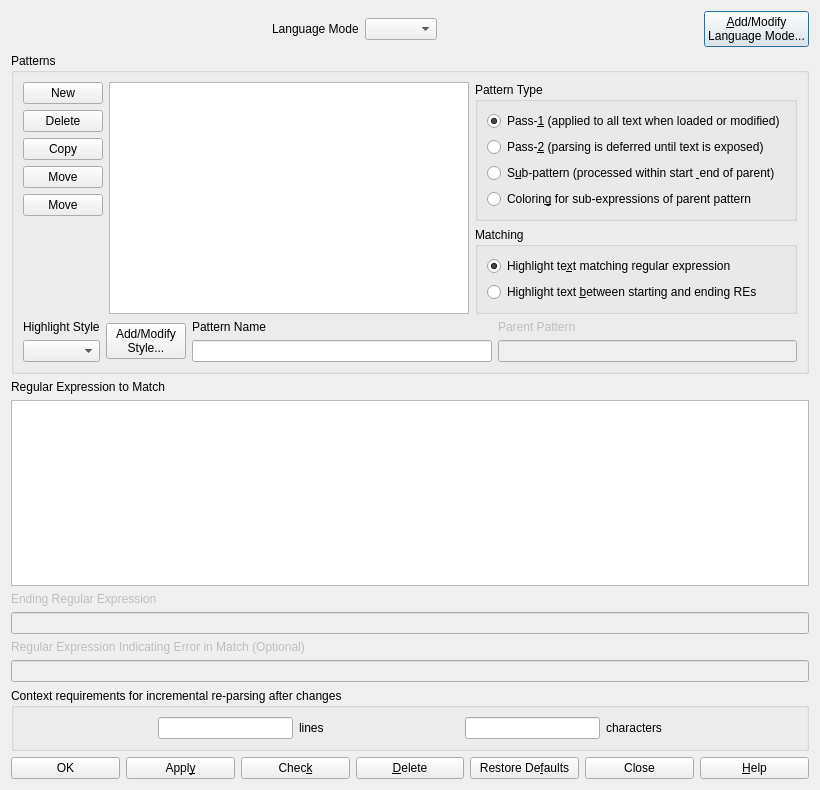
Above: source/ui/DialogSyntaxPatterns.ui from eteran/nedit-ng before the change. Below: the same form after it.
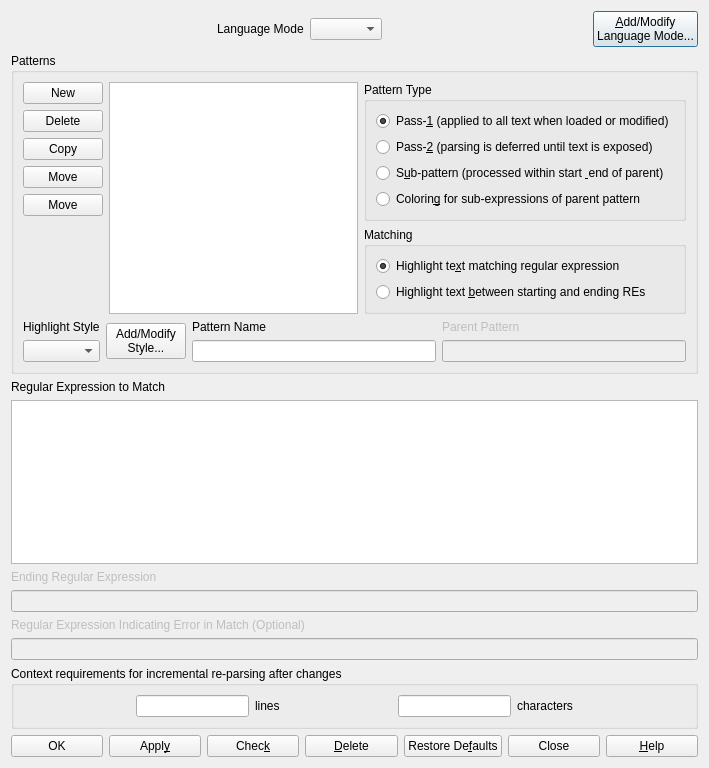
That is the form after the change. Icons and pictures are not drawn.

```diff
--- a/source/ui/DialogSyntaxPatterns.ui
+++ b/source/ui/DialogSyntaxPatterns.ui
@@ -6,8 +6,8 @@
    <rect>
     <x>0</x>
     <y>0</y>
-    <width>820</width>
-    <height>790</height>
+    <width>709</width>
+    <height>768</height>
    </rect>
   </property>
   <property name="windowTitle">
@@ -254,7 +254,11 @@
          <widget class="QComboBox" name="comboHighlightStyle"/>
         </item>
         <item row="1" column="2">
-         <widget class="QLineEdit" name="editPatternName"/>
+         <widget class="QLineEdit" name="editPatternName">
+          <property name="clearButtonEnabled">
+           <bool>true</bool>
+          </property>
+         </widget>
         </item>
         <item row="1" column="3">
          <widget class="QLineEdit" name="editParentPattern">
```
Left out of the diff: 30 changed lines with no effect on the pictures.
